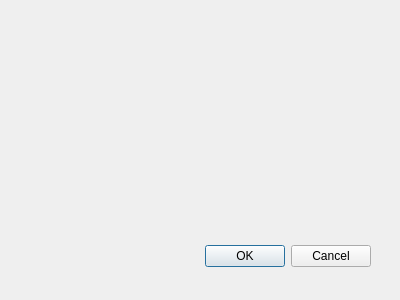
First picture: the form in choixpions.ui, repository MariLaTaupe/IA41, before the edit.
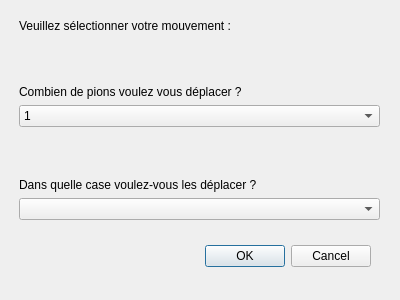
Second picture: the form after the edit.

Commit message: Remplissage de la fenetre choixPions

Diff of the .ui file:
```diff
--- a/choixpions.ui
+++ b/choixpions.ui
@@ -31,6 +31,92 @@
     <set>QDialogButtonBox::Cancel|QDialogButtonBox::Ok</set>
    </property>
   </widget>
+  <widget class="QWidget" name="verticalLayoutWidget">
+   <property name="geometry">
+    <rect>
+     <x>19</x>
+     <y>19</y>
+     <width>361</width>
+     <height>201</height>
+    </rect>
+   </property>
+   <layout class="QVBoxLayout" name="verticalLayout">
+    <item>
+     <widget class="QLabel" name="label">
+      <property name="text">
+       <string>Veuillez sélectionner votre mouvement :</string>
+      </property>
+     </widget>
+    </item>
+    <item>
+     <spacer name="verticalSpacer">
+      <property name="orientation">
+       <enum>Qt::Vertical</enum>
+      </property>
+      <property name="sizeHint" stdset="0">
+       <size>
+        <width>20</width>
+        <height>40</height>
+       </size>
+      </property>
+     </spacer>
+    </item>
+    <item>
+     <widget class="QLabel" name="label_2">
+      <property name="text">
+       <string>Combien de pions voulez vous déplacer ?</string>
+      </property>
+     </widget>
+    </item>
+    <item>
+     <widget class="QComboBox" name="comboBox">
+      <item>
+       <property name="text">
+        <string>1</string>
+       </property>
+      </item>
+      <item>
+       <property name="text">
+        <string>2</string>
+       </property>
+      </item>
+      <item>
+       <property name="text">
+        <string>3</string>
+       </property>
+      </item>
+      <item>
+       <property name="text">
+        <string>4</string>
+       </property>
+      </item>
+     </widget>
+    </item>
+    <item>
+     <spacer name="verticalSpacer_2">
+      <property name="orientation">
+       <enum>Qt::Vertical</enum>
+      </property>
+      <property name="sizeHint" stdset="0">
+       <size>
+        <width>20</width>
+        <height>40</height>
+       </size>
+      </property>
+     </spacer>
+    </item>
+    <item>
+     <widget class="QLabel" name="label_3">
+      <property name="text">
+       <string>Dans quelle case voulez-vous les déplacer ?</string>
+      </property>
+     </widget>
+    </item>
+    <item>
+     <widget class="QComboBox" name="comboBox_2"/>
+    </item>
+   </layout>
+  </widget>
  </widget>
  <pixmapfunction/>
  <resources/>
```
Left out of the diff: 9 changed lines with no effect on the pictures. The commit also changes 1 other file.
